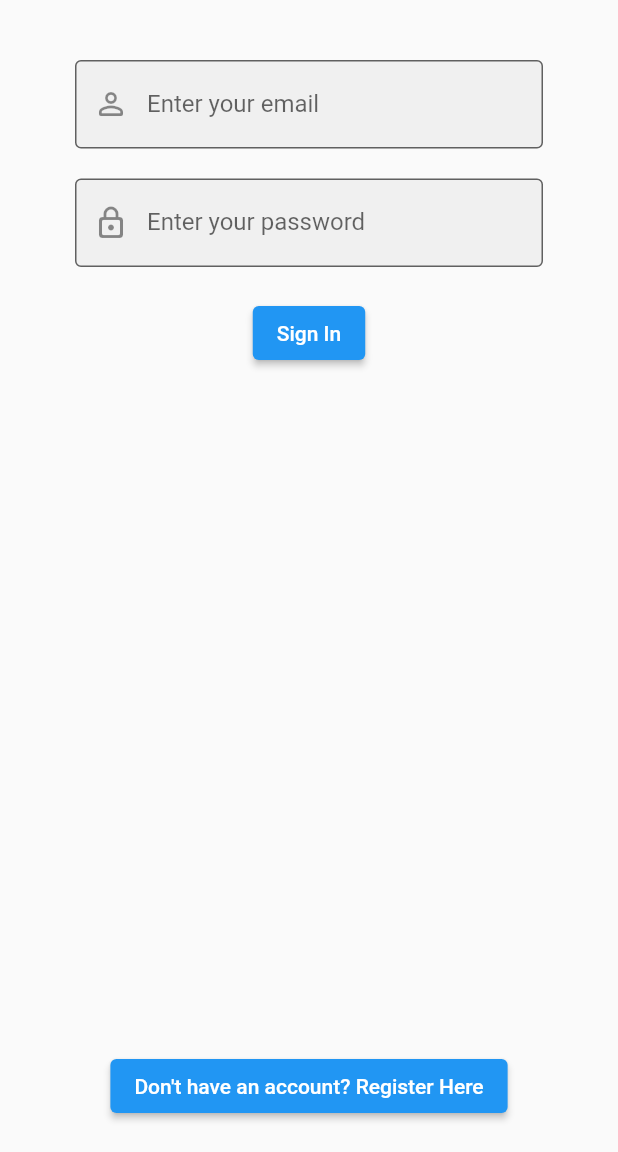
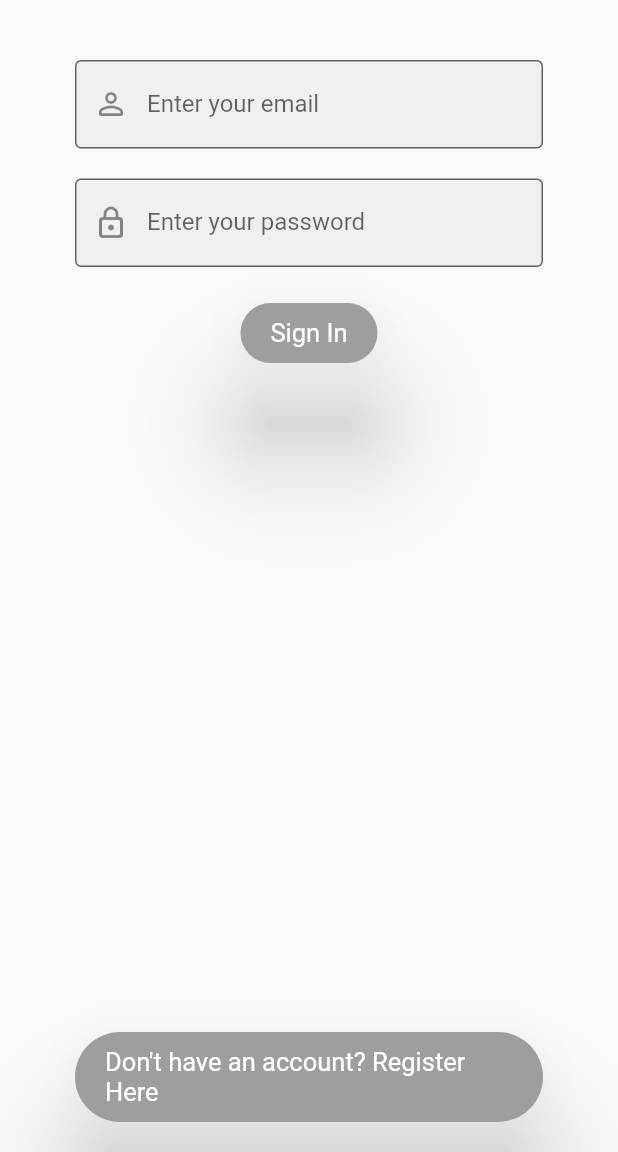
Before and after one commit to Lyxaaa/cogs, a Flutter app: the screen it shows after launch, on a phone screen of 412 x 824 dp, the part 84-1236 px from its top. Run offline on Flutter 3.47's test engine with Material 2 defaults, Android fonts, the phone set to English and light mode, and no system bars; our stand-ins replace cloud_firestore, firebase_auth, firebase_core, flutter_spinkit, numberpicker; accounts and stored records are empty.

Commit message:
Reverted floating action button to elevated button in start_session.dart, added elevated button style theme in style.dart and removed a little elevated button style data from sign_in.dart and sign_up.dart

```diff
--- a/lib/screens/auth/sign_in.dart
+++ b/lib/screens/auth/sign_in.dart
@@ -93,7 +93,7 @@ class _SignInState extends State<SignIn> {
                 },
                 child: const Text(
                   "Sign In",
-                  // style: TextStyle(color: Colors.white),
+                  //style: TextStyle(color: Colors.black),
                 ),
                 //style: ButtonStyle(),
               ),
--- a/lib/screens/auth/sign_up.dart
+++ b/lib/screens/auth/sign_up.dart
@@ -132,7 +132,6 @@ class _SignUpState extends State<SignUp> {
                 },
                 child: const Text(
                   "Register",
-                  style: TextStyle(color: Colors.white),
                 ),
                 //style: ButtonStyle(),
               ),
--- a/lib/screens/builders/start_session.dart
+++ b/lib/screens/builders/start_session.dart
@@ -145,7 +145,7 @@ class _StartSessionState extends State<StartSession> {
           child: SizedBox(),
           flex: 1,
         ),
-        FloatingActionButton(
+        ElevatedButton(
           onPressed: () {
             if (!_userInSession) {
               print('starting session');
--- a/lib/style.dart
+++ b/lib/style.dart
@@ -6,10 +6,32 @@ final ThemeData lightTheme = ThemeData(
   brightness: Brightness.light,
   visualDensity: VisualDensity.standard,
   primarySwatch: Colors.blue,
+  elevatedButtonTheme: ElevatedButtonThemeData(
+      style: ElevatedButton.styleFrom(
+          padding: const EdgeInsets.symmetric(horizontal: 20, vertical: 10),
+          shape: RoundedRectangleBorder(
+              borderRadius: BorderRadius.circular(30)),
+          primary: Colors.grey, // background color
+          textStyle: const TextStyle(fontSize: 17, color: Colors.black),
+          elevation: 30.0,
+          shadowColor: Colors.black
+      )
+  ),
 );
 
 final ThemeData darkTheme = ThemeData(
   brightness: Brightness.dark,
   visualDensity: VisualDensity.standard,
   primarySwatch: Colors.blue,
+  elevatedButtonTheme: ElevatedButtonThemeData(
+      style: ElevatedButton.styleFrom(
+          padding: const EdgeInsets.symmetric(horizontal: 20, vertical: 10),
+          shape: RoundedRectangleBorder(
+              borderRadius: BorderRadius.circular(30)),
+          primary: Colors.grey, // background color
+          textStyle: const TextStyle(fontSize: 17, color: Colors.black),
+          elevation: 30.0,
+          shadowColor: Colors.black
+      )
+  ),
 );
```
